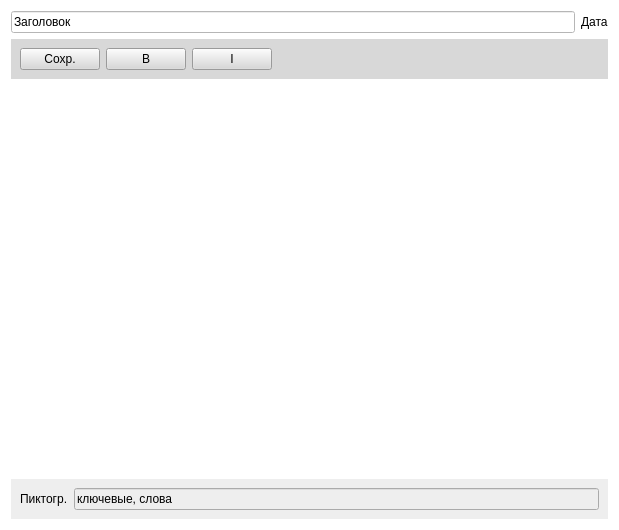
Qt form Notes/editor.ui (SergeySkulenkov/Notes) before a commit.
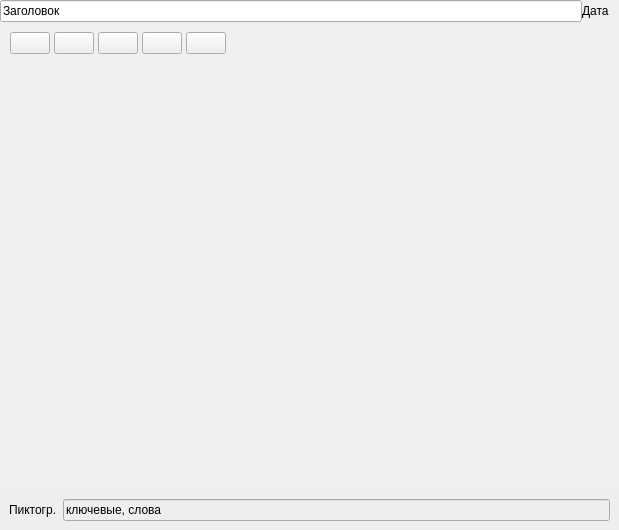
The same form after that commit.

Diff of the .ui file:
```diff
--- a/Notes/editor.ui
+++ b/Notes/editor.ui
@@ -14,11 +14,29 @@
    <string>Frame</string>
   </property>
   <property name="styleSheet">
-   <string notr="true">background-color: rgb(255, 255, 255);</string>
+   <string notr="true"/>
   </property>
   <layout class="QVBoxLayout" name="verticalLayout">
+   <property name="spacing">
+    <number>0</number>
+   </property>
+   <property name="leftMargin">
+    <number>0</number>
+   </property>
+   <property name="topMargin">
+    <number>0</number>
+   </property>
+   <property name="rightMargin">
+    <number>0</number>
+   </property>
+   <property name="bottomMargin">
+    <number>0</number>
+   </property>
    <item>
     <layout class="QHBoxLayout" name="horizontalLayout_2">
+     <property name="rightMargin">
+      <number>10</number>
+     </property>
      <item>
       <widget class="QLineEdit" name="titleLabel">
        <property name="text">
@@ -38,27 +56,62 @@
    <item>
     <widget class="QWidget" name="widget" native="true">
      <property name="styleSheet">
-      <string notr="true">background-color: rgb(216, 216, 216);</string>
+      <string notr="true"/>
      </property>
      <layout class="QHBoxLayout" name="horizontalLayout">
+      <property name="spacing">
+       <number>4</number>
+      </property>
+      <property name="leftMargin">
+       <number>10</number>
+      </property>
+      <property name="topMargin">
+       <number>10</number>
+      </property>
+      <property name="rightMargin">
+       <number>10</number>
+      </property>
+      <property name="bottomMargin">
+       <number>10</number>
+      </property>
       <item>
        <widget class="QPushButton" name="saveButton">
         <property name="text">
-         <string>Сохр.</string>
+         <string/>
         </property>
        </widget>
       </item>
       <item>
        <widget class="QPushButton" name="pushButton_2">
         <property name="text">
-         <string>B</string>
+         <string/>
         </property>
+        <property name="iconSize">
+         <size>
+          <width>16</width>
+          <height>16</height>
+         </size>
+        </property>
        </widget>
       </item>
       <item>
        <widget class="QPushButton" name="pushButton_3">
         <property name="text">
-         <string>I</string>
+         <string/>
+        </property>
+       </widget>
+      </item>
+      <item>
+       <widget class="QPushButton" name="underlineButton">
+        <property name="text">
+         <string/>
+        </property>
+       </widget>
+      </item>
+      <item>
+       <widget class="QPushButton" name="strikeButton">
+        <property name="text">
+         <string/>
         </property>
        </widget>
       </item>
```
Left out of the diff: 8 changed lines with no effect on the pictures.
